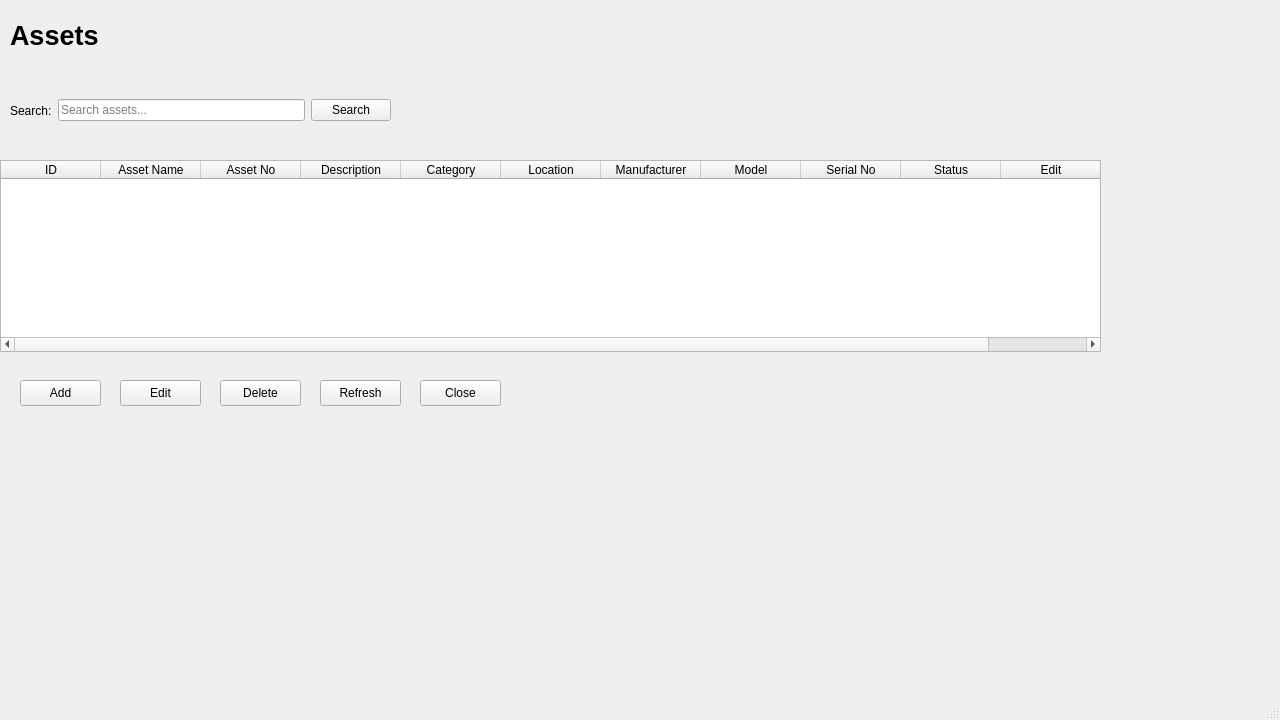
This is MaintenanceSystem/app/ui/forms/assets.ui in Apie-dup/MaintenanceSystem as Qt 5 draws it before an edit. The edited form follows.
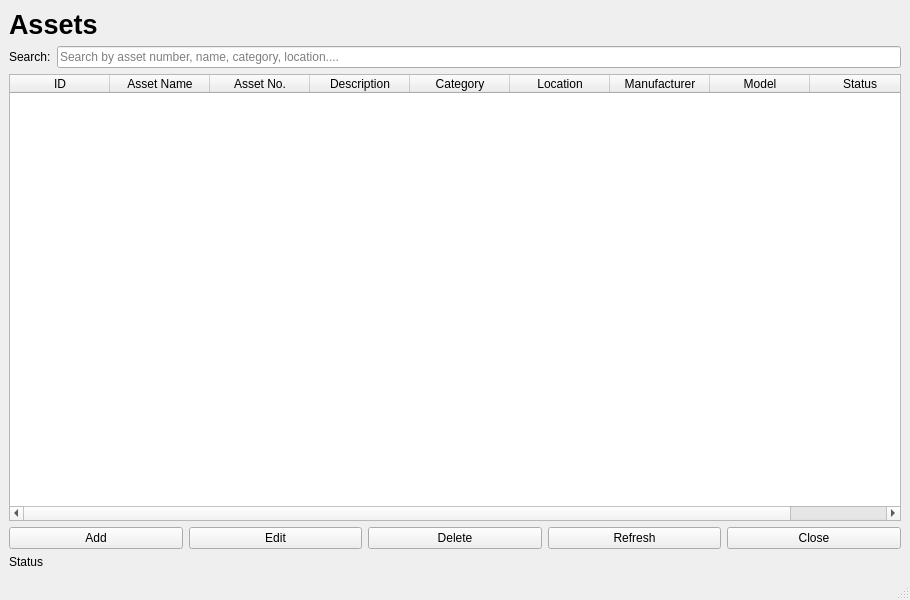
This is the edited form.

Commit message: Complete Asset Management module with CRUD and UI improvements

```diff
--- a/MaintenanceSystem/app/ui/forms/assets.ui
+++ b/MaintenanceSystem/app/ui/forms/assets.ui
@@ -6,29 +6,17 @@
    <rect>
     <x>0</x>
     <y>0</y>
-    <width>1280</width>
-    <height>720</height>
+    <width>910</width>
+    <height>600</height>
    </rect>
   </property>
-  <property name="minimumSize">
-   <size>
-    <width>1280</width>
-    <height>720</height>
-   </size>
-  </property>
   <property name="windowTitle">
    <string>Assets</string>
   </property>
   <widget class="QWidget" name="centralwidget">
+   <layout class="QVBoxLayout" name="verticalLayout">
+    <item>
    <widget class="QLabel" name="lblTitle">
-    <property name="geometry">
-     <rect>
-      <x>10</x>
-      <y>20</y>
-      <width>101</width>
-      <height>31</height>
-     </rect>
-    </property>
     <property name="font">
      <font>
       <pointsize>20</pointsize>
@@ -39,17 +27,29 @@
      <string>Assets</string>
     </property>
    </widget>
+    </item>
+    <item>
+     <layout class="QHBoxLayout" name="horizontalLayout">
+      <item>
+       <widget class="QLabel" name="lblSearch">
+        <property name="text">
+         <string>Search:</string>
+        </property>
+       </widget>
+      </item>
+      <item>
+       <widget class="QLineEdit" name="txtSearch">
+        <property name="placeholderText">
+         <string>Search by asset number, name, category, location....</string>
+        </property>
+       </widget>
+      </item>
+     </layout>
+    </item>
+    <item>
    <widget class="QTableWidget" name="tblAssets">
-    <property name="geometry">
-     <rect>
-      <x>0</x>
-      <y>160</y>
-      <width>1101</width>
-      <height>192</height>
-     </rect>
-    </property>
     <property name="columnCount">
-     <number>11</number>
+       <number>9</number>
     </property>
     <column>
      <property name="text">
@@ -63,7 +63,7 @@
     </column>
     <column>
      <property name="text">
-      <string>Asset No</string>
+        <string>Asset No.</string>
      </property>
     </column>
     <column>
@@ -91,120 +91,60 @@
       <string>Model</string>
      </property>
     </column>
-    <column>
-     <property name="text">
-      <string>Serial No</string>
-     </property>
-    </column>
     <column>
      <property name="text">
       <string>Status</string>
      </property>
     </column>
-    <column>
-     <property name="text">
-      <string>Edit</string>
-     </property>
-    </column>
-   </widget>
-   <widget class="QWidget" name="horizontalLayoutWidget">
-    <property name="geometry">
-     <rect>
-      <x>10</x>
-      <y>70</y>
-      <width>381</width>
-      <height>81</height>
-     </rect>
-    </property>
-    <layout class="QHBoxLayout" name="horizontalLayout">
-     <item>
-      <widget class="QLabel" name="lblSearch">
-       <property name="text">
-        <string>Search:</string>
-       </property>
-      </widget>
+     </widget>
      </item>
      <item>
-      <widget class="QLineEdit" name="txtSearch">
-       <property name="placeholderText">
-        <string>Search assets...</string>
-       </property>
-      </widget>
-     </item>
+     <layout class="QHBoxLayout" name="horizontalLayout_2">
      <item>
-      <widget class="QPushButton" name="btnSearch">
-       <property name="text">
-        <string>Search</string>
-       </property>
-      </widget>
-     </item>
-    </layout>
-   </widget>
    <widget class="QPushButton" name="btnAdd">
-    <property name="geometry">
-     <rect>
-      <x>20</x>
-      <y>380</y>
-      <width>81</width>
-      <height>26</height>
-     </rect>
-    </property>
     <property name="text">
      <string>Add</string>
     </property>
    </widget>
+      </item>
+      <item>
    <widget class="QPushButton" name="btnEdit">
-    <property name="geometry">
-     <rect>
-      <x>120</x>
-      <y>380</y>
-      <width>81</width>
-      <height>26</height>
-     </rect>
-    </property>
     <property name="text">
      <string>Edit</string>
     </property>
    </widget>
+      </item>
+      <item>
    <widget class="QPushButton" name="btnDelete">
-    <property name="geometry">
-     <rect>
-      <x>220</x>
-      <y>380</y>
-      <width>81</width>
-      <height>26</height>
-     </rect>
-    </property>
     <property name="text">
      <string>Delete</string>
     </property>
    </widget>
+      </item>
+      <item>
    <widget class="QPushButton" name="btnRefresh">
-    <property name="geometry">
-     <rect>
-      <x>320</x>
-      <y>380</y>
-      <width>81</width>
-      <height>26</height>
-     </rect>
-    </property>
     <property name="text">
      <string>Refresh</string>
     </property>
    </widget>
+      </item>
+      <item>
    <widget class="QPushButton" name="btnClose">
-    <property name="geometry">
-     <rect>
-      <x>420</x>
-      <y>380</y>
-      <width>81</width>
-      <height>26</height>
-     </rect>
-    </property>
     <property name="text">
      <string>Close</string>
     </property>
    </widget>
+      </item>
+     </layout>
+    </item>
+    <item>
+     <widget class="QLabel" name="lblStatus">
+      <property name="text">
+       <string>Status</string>
+      </property>
+     </widget>
+    </item>
+   </layout>
   </widget>
   <widget class="QMenuBar" name="menubar">
    <property name="geometry">
```
Left out of the diff: 2 changed lines with no effect on the pictures. Lines whose indentation alone changed are shown as unchanged. The commit also changes 8 other files.
